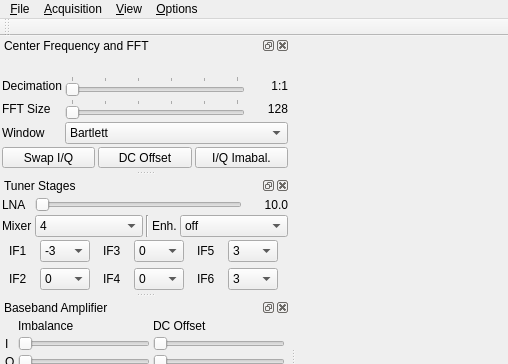
Qt form mainwindow.ui (osmocom/sdrangelove) before a commit; both pictures show x 0 to 508 and y 0 to 364 of the 756 by 699 pixel window.
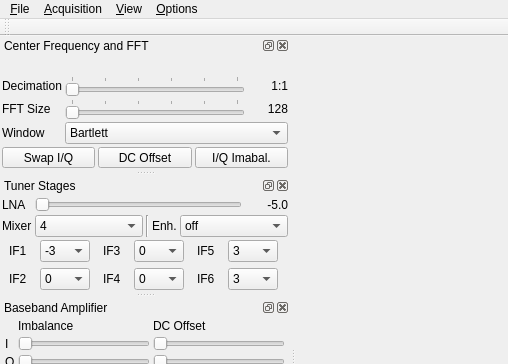
The same form after that commit. Icons and pictures are not drawn. Custom widgets are drawn as their Qt base class.

Commit message: GUI: fix initial display for LNA amplification

Patch:
```diff
--- a/mainwindow.ui
+++ b/mainwindow.ui
@@ -856,7 +856,7 @@
           </size>
          </property>
          <property name="text">
-          <string>10.0</string>
+          <string>-5.0</string>
          </property>
          <property name="alignment">
           <set>Qt::AlignRight|Qt::AlignTrailing|Qt::AlignVCenter</set>
```
